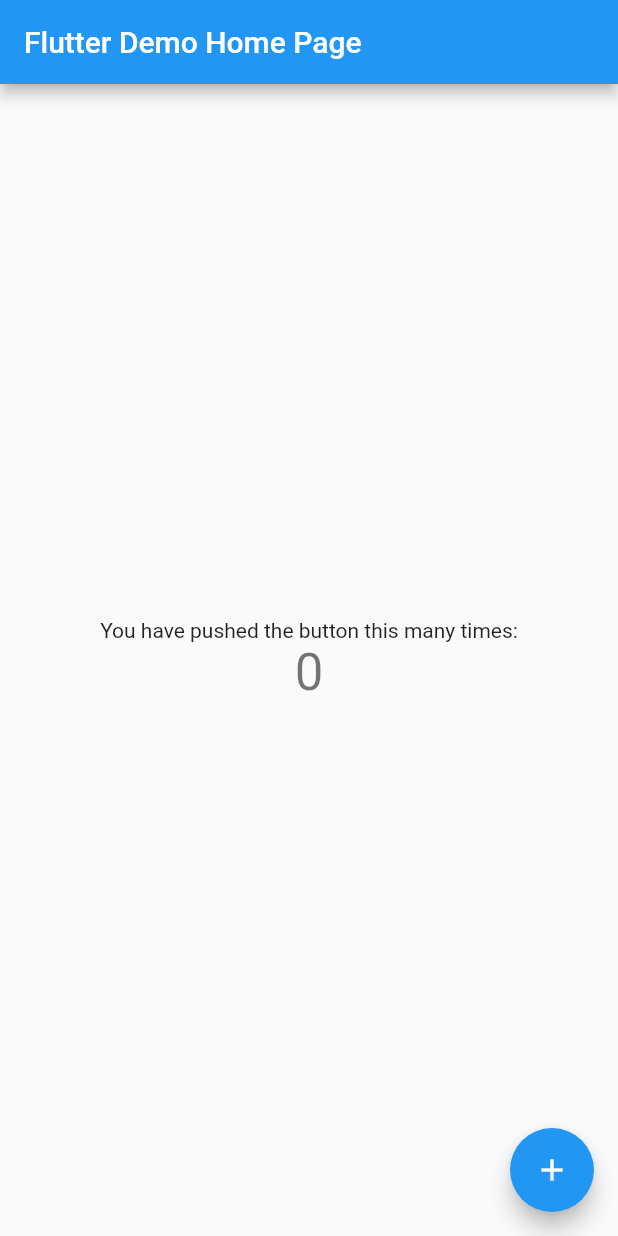
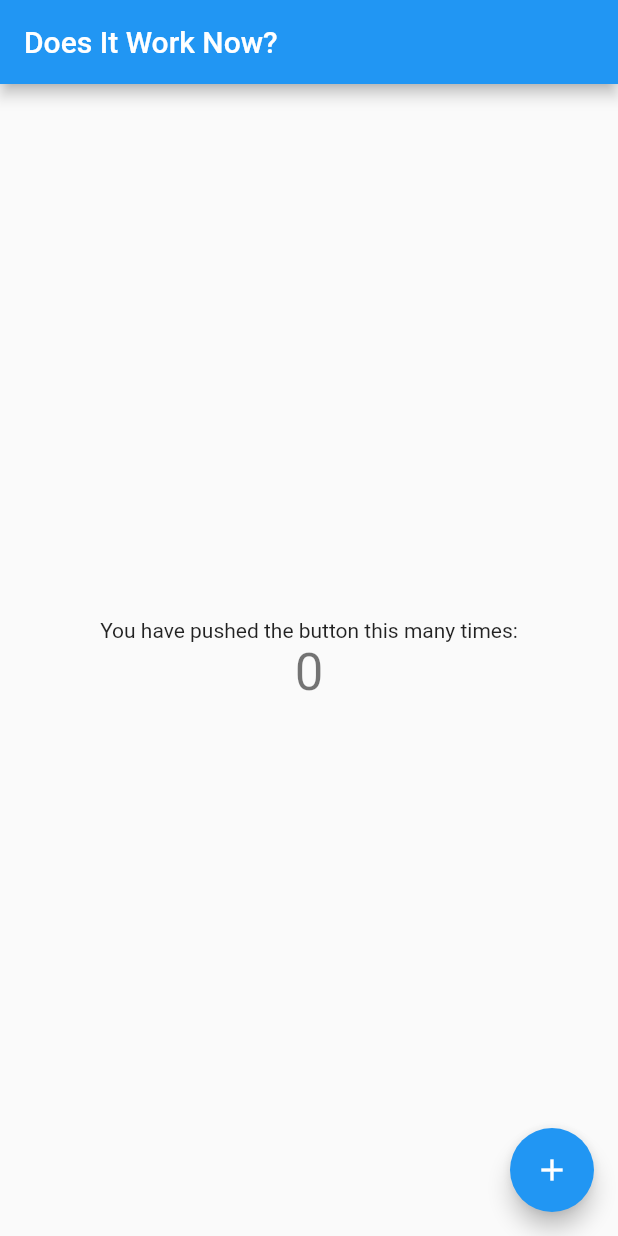
Before and after one commit to CSE-Courses/course-project-5braincells, a Flutter app: the screen it shows after launch, on a phone screen of 412 x 824 dp. Run offline on Flutter 3.47's test engine with Material 2 defaults, Android fonts, the phone set to English and light mode, and no system bars.

Commit message:
Test commit

```diff
--- a/lib/main.dart
+++ b/lib/main.dart
@@ -26,7 +26,7 @@ class MyApp extends StatelessWidget {
         // closer together (more dense) than on mobile platforms.
         visualDensity: VisualDensity.adaptivePlatformDensity,
       ),
-      home: MyHomePage(title: 'Flutter Demo Home Page'),
+      home: MyHomePage(title: 'Does It Work Now?'),
     );
   }
 }
```
